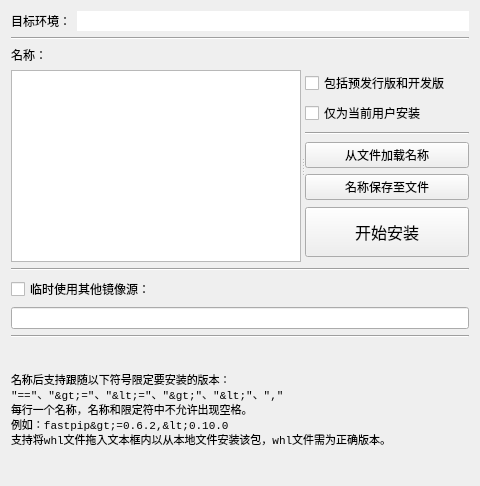
First picture: the form in ui/package_install.ui, repository hrpzcf/AwesomePyKit, before the edit.
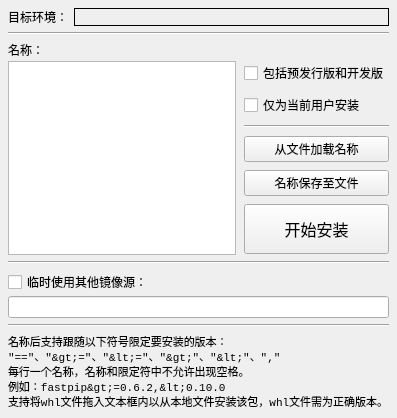
Second picture: the form after the edit.

Patch:
```diff
--- a/ui/package_install.ui
+++ b/ui/package_install.ui
@@ -9,36 +9,35 @@
    <rect>
     <x>0</x>
     <y>0</y>
-    <width>480</width>
-    <height>486</height>
+    <width>395</width>
+    <height>418</height>
    </rect>
   </property>
-  <property name="minimumSize">
-   <size>
-    <width>480</width>
-    <height>486</height>
-   </size>
-  </property>
-  <property name="maximumSize">
-   <size>
-    <width>480</width>
-    <height>486</height>
-   </size>
-  </property>
   <property name="font">
    <font>
     <family>Microsoft YaHei UI</family>
-    <pointsize>9</pointsize>
    </font>
   </property>
   <property name="windowTitle">
    <string>安装</string>
   </property>
-  <layout class="QVBoxLayout" name="verticalLayout_7">
+  <layout class="QVBoxLayout" name="verticalLayout_5">
+   <property name="leftMargin">
+    <number>8</number>
+   </property>
+   <property name="topMargin">
+    <number>8</number>
+   </property>
+   <property name="rightMargin">
+    <number>8</number>
+   </property>
+   <property name="bottomMargin">
+    <number>8</number>
+   </property>
    <item>
-    <layout class="QVBoxLayout" name="verticalLayout_6">
+    <layout class="QVBoxLayout" name="verticalLayout_4">
      <item>
-      <layout class="QHBoxLayout" name="horizontalLayout" stretch="0,9">
+      <layout class="QHBoxLayout" name="horizontalLayout" stretch="0,1">
        <item>
         <widget class="QLabel" name="label_3">
          <property name="toolTip">
@@ -50,18 +49,9 @@
         </widget>
        </item>
        <item>
-        <widget class="QLineEdit" name="le_target_env">
-         <property name="contextMenuPolicy">
-          <enum>Qt::NoContextMenu</enum>
-         </property>
-         <property name="toolTip">
-          <string>当前即将安装的包的目标环境。</string>
-         </property>
-         <property name="frame">
-          <bool>false</bool>
-         </property>
-         <property name="readOnly">
-          <bool>true</bool>
+        <widget class="QLabel" name="uiLabel_target_environment">
+         <property name="frameShape">
+          <enum>QFrame::Box</enum>
          </property>
         </widget>
        </item>
@@ -75,7 +65,10 @@
       </widget>
      </item>
      <item>
-      <layout class="QVBoxLayout" name="verticalLayout_5">
+      <layout class="QVBoxLayout" name="verticalLayout_3" stretch="0,1">
+       <property name="spacing">
+        <number>2</number>
+       </property>
        <item>
         <widget class="QLabel" name="label">
          <property name="text">
@@ -84,19 +77,19 @@
         </widget>
        </item>
        <item>
-        <widget class="QSplitter" name="splitter">
-         <property name="orientation">
-          <enum>Qt::Horizontal</enum>
+        <layout class="QHBoxLayout" name="uiHorizontalLayout_package_name" stretch="1,0">
+         <property name="spacing">
+          <number>8</number>
          </property>
+         <item>
          <widget class="QPlainTextEdit" name="pte_package_names_old">
           <property name="contextMenuPolicy">
            <enum>Qt::NoContextMenu</enum>
           </property>
          </widget>
-         <widget class="QWidget" name="layoutWidget">
-          <layout class="QVBoxLayout" name="verticalLayout_4">
+         </item>
            <item>
-            <layout class="QVBoxLayout" name="verticalLayout_2">
+          <layout class="QVBoxLayout" name="verticalLayout_2" stretch="0,0,0,0,0,0,1">
              <item>
               <widget class="QCheckBox" name="cb_including_pre">
                <property name="toolTip">
@@ -118,8 +111,6 @@
                </property>
               </widget>
              </item>
-            </layout>
-           </item>
            <item>
             <widget class="Line" name="line_2">
              <property name="orientation">
@@ -128,8 +119,6 @@
             </widget>
            </item>
            <item>
-            <layout class="QVBoxLayout" name="verticalLayout_3">
-             <item>
               <widget class="QPushButton" name="pb_load_from_text">
                <property name="toolTip">
                 <string>从文本文件载入名称及版本等内容。
@@ -150,8 +139,6 @@
                </property>
               </widget>
              </item>
-            </layout>
-           </item>
            <item>
             <widget class="QPushButton" name="pb_do_install">
              <property name="minimumSize">
@@ -208,9 +195,22 @@
              </property>
             </widget>
            </item>
+           <item>
+            <spacer name="verticalSpacer">
+             <property name="orientation">
+              <enum>Qt::Vertical</enum>
+             </property>
+             <property name="sizeHint" stdset="0">
+              <size>
+               <width>20</width>
+               <height>40</height>
+              </size>
+             </property>
+            </spacer>
+           </item>
           </layout>
-         </widget>
-        </widget>
+         </item>
+        </layout>
        </item>
       </layout>
      </item>
@@ -223,6 +223,9 @@
      </item>
      <item>
       <layout class="QVBoxLayout" name="verticalLayout">
+       <property name="spacing">
+        <number>2</number>
+       </property>
        <item>
         <widget class="QCheckBox" name="cb_use_index_url">
          <property name="text">
@@ -261,8 +264,8 @@
 例如：fastpip&gt;=0.6.2,&lt;0.10.0
 支持将whl文件拖入文本框内以从本地文件安装该包，whl文件需为正确版本。</string>
        </property>
-       <property name="wordWrap">
-        <bool>true</bool>
+       <property name="alignment">
+        <set>Qt::AlignLeading|Qt::AlignLeft|Qt::AlignTop</set>
        </property>
       </widget>
      </item>
```
Lines whose indentation alone changed are shown as unchanged.
